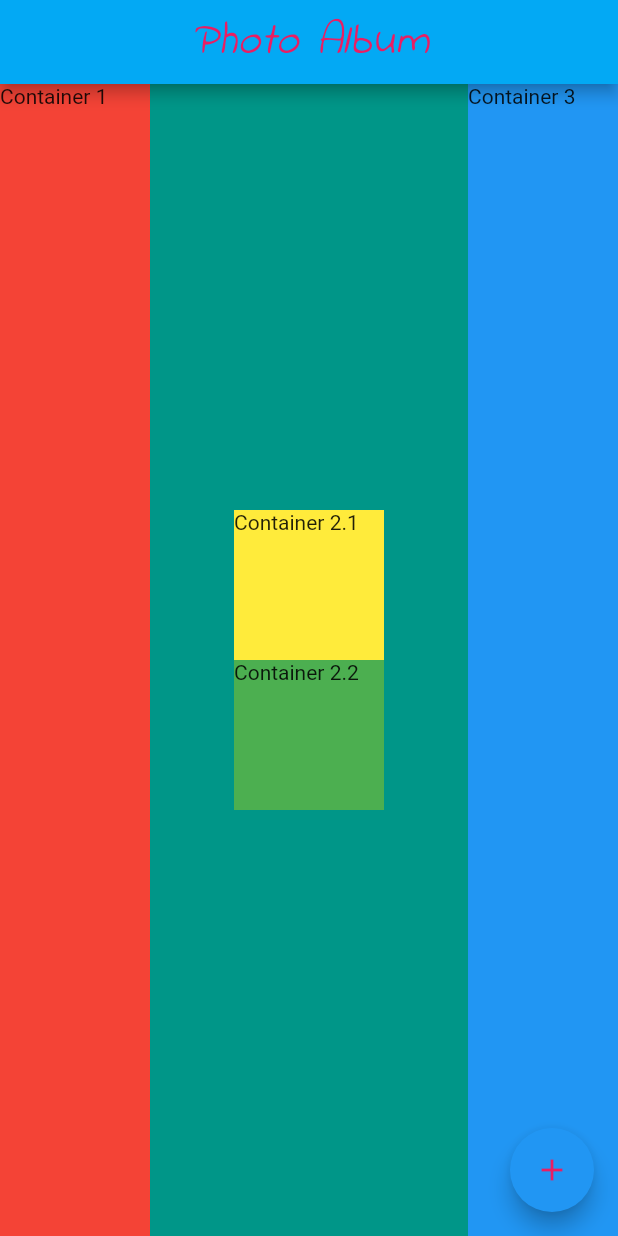
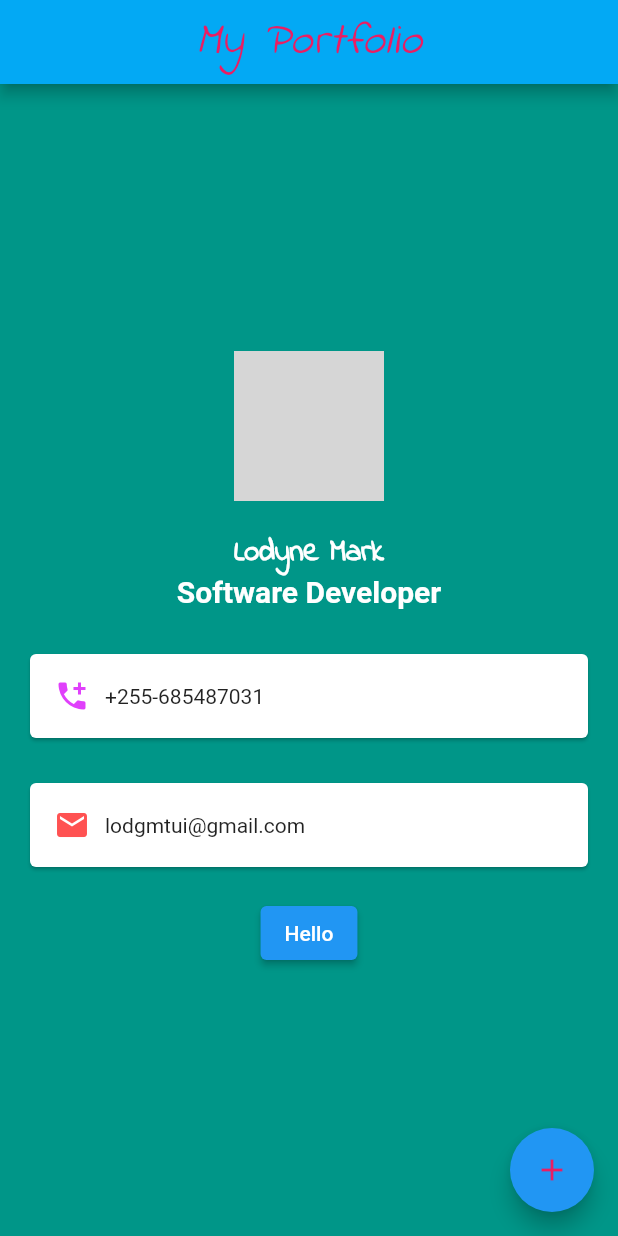
Before and after one commit to lodyne/fluttering, a Flutter app: the screen it shows after launch, on a phone screen of 412 x 824 dp. Run offline on Flutter 3.47's test engine with Material 2 defaults, Android fonts, the phone set to English and light mode, and no system bars; Roboto replaces fonts that are missing (LuxuriousRoman); grey boxes are pictures that could not be loaded.

Commit message:
feat(cards,padding):build cards with padding

```diff
--- a/newApp/lib/main.dart
+++ b/newApp/lib/main.dart
@@ -15,7 +15,7 @@ class HomePage extends StatelessWidget {
         appBar: AppBar(
           title: const Center(
             child: Text(
-              'Photo Album',
+              'My Portfolio',
               style: TextStyle(
                 fontSize: 30.0,
                 fontStyle: FontStyle.italic,
@@ -29,41 +29,80 @@ class HomePage extends StatelessWidget {
         ),
         backgroundColor: Colors.teal,
         body: SafeArea(
-          child: Row(
-            crossAxisAlignment: CrossAxisAlignment.stretch,
-            mainAxisAlignment: MainAxisAlignment.spaceBetween,
-            children: [
-              Container(
-                width: 100.0,
-                color: Colors.red,
-                child: const Text('Container 1'),
+          child: Column(mainAxisAlignment: MainAxisAlignment.center, children: [
+            const Center(
+              child: CircleAvatar(
+                radius: 50.0,
+                // backgroundImage: AssetImage('images/lody.jpeg'),
+                backgroundImage: AssetImage('images/Cover.jpg'),
               ),
-              const SizedBox(
-                width: 30.0,
+            ),
+            const SizedBox(
+              height: 20.0,
+            ),
+            const Text(
+              'Lodyne Mark',
+              style: TextStyle(
+                fontSize: 20.0,
+                fontFamily: 'IndieFlower',
+                fontWeight: FontWeight.bold,
+                color: Colors.white,
               ),
-              Column(mainAxisAlignment: MainAxisAlignment.center, children: [
-                Container(
-                  width: 100,
-                  height: 100,
-                  color: Colors.yellow,
-                  child: const Text('Container 2.1'),
+            ),
+            const Text(
+              'Software Developer',
+              style: TextStyle(
+                fontSize: 20.0,
+                fontFamily: 'LuxuriousRoman',
+                fontWeight: FontWeight.bold,
+                color: Colors.white,
+              ),
+            ),
+            const SizedBox(
+              height: 20.0,
+            ),
+            Card(
+              // padding: const EdgeInsets.all(10),
+              margin: const EdgeInsets.fromLTRB(20, 10, 20, 20),
+              color: Colors.white,
+              child: Padding(
+                padding: EdgeInsets.all(16.0),
+                child: Row(
+                  children: const [
+                    Icon(
+                      Icons.add_call,
+                      color: Colors.purpleAccent,
+                    ),
+                    SizedBox(
+                      width: 10.0,
+                    ),
+                    Text('+255-685487031'),
+                  ],
                 ),
-                Container(
-                  width: 100,
-                  height: 100,
-                  color: Colors.green,
-                  child: const Text('Container 2.2'),
+              ),
+            ),
+            Card(
+              // padding: const EdgeInsets.all(10),
+              margin: const EdgeInsets.fromLTRB(20, 10, 20, 20),
+              color: Colors.white,
+              child: Padding(
+                padding: EdgeInsets.all(16.0),
+                child: Row(
+                  children: const [
+                    Icon(
+                      Icons.mail,
+                      color: Colors.redAccent,
+                    ),
+                    SizedBox(
+                      width: 10.0,
+                    ),
+                    Text('lodgmtui@gmail.com'),
+                  ],
                 ),
-              ]),
-              const SizedBox(
-                width: 30.0,
               ),
-              Container(
-                  width: 100.0,
-                  color: Colors.blue,
-                  child: const Text('Container 3')),
-            ],
-          ),
+            ),
+            ElevatedButton(onPressed: () {}, child: const Text('Hello')),
+          ]),
         ),
         // backgroundColor: Colors.pink,
         floatingActionButton: FloatingActionButton(
```
